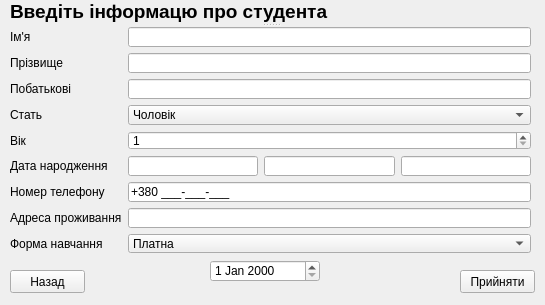
Qt form addstudentform.ui (Shuna322/QtKyrsova) before a commit.
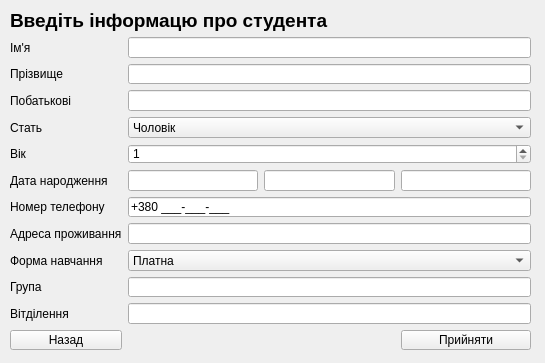
The same form after that commit.

Commit message:
fixed loginmenu, added group and faculted var to student, changet constructors. Functions add student and show table working. Still need to add some fabulos and masks to addform.
OK

Patch:
```diff
--- a/addstudentform.ui
+++ b/addstudentform.ui
@@ -7,50 +7,23 @@
     <x>0</x>
     <y>0</y>
     <width>545</width>
-    <height>305</height>
+    <height>363</height>
    </rect>
   </property>
   <property name="windowTitle">
    <string>Form</string>
   </property>
-  <widget class="QPushButton" name="pushButton">
+  <widget class="QWidget" name="">
    <property name="geometry">
     <rect>
      <x>10</x>
-     <y>270</y>
-     <width>75</width>
-     <height>23</height>
-    </rect>
-   </property>
-   <property name="text">
-    <string>Назад</string>
-   </property>
-  </widget>
-  <widget class="QPushButton" name="pushButton_2">
-   <property name="geometry">
-    <rect>
-     <x>460</x>
-     <y>270</y>
-     <width>75</width>
-     <height>23</height>
-    </rect>
-   </property>
-   <property name="text">
-    <string>Прийняти</string>
-   </property>
-  </widget>
-  <widget class="QSplitter" name="splitter">
-   <property name="geometry">
-    <rect>
-     <x>10</x>
-     <y>0</y>
+     <y>10</y>
      <width>521</width>
-     <height>253</height>
+     <height>340</height>
     </rect>
    </property>
-   <property name="orientation">
-    <enum>Qt::Vertical</enum>
-   </property>
+   <layout class="QGridLayout" name="gridLayout">
+    <item row="0" column="0" colspan="3">
    <widget class="QLabel" name="label_10">
     <property name="font">
      <font>
@@ -63,9 +36,15 @@
      <string>Введіть інформацю про студента</string>
     </property>
    </widget>
-   <widget class="QWidget" name="layoutWidget">
-    <layout class="QGridLayout" name="gridLayout">
-     <item row="0" column="1" colspan="3">
+    </item>
+    <item row="1" column="0">
+     <widget class="QLabel" name="label">
+      <property name="text">
+       <string>Ім'я</string>
+      </property>
+     </widget>
+    </item>
+    <item row="1" column="1" colspan="3">
       <widget class="QLineEdit" name="lineEdit">
        <property name="inputMask">
         <string>AAAAAAAAAAAAAAAAAAAA</string>
@@ -75,14 +54,7 @@
        </property>
       </widget>
      </item>
-     <item row="0" column="0">
-      <widget class="QLabel" name="label">
-       <property name="text">
-        <string>Ім'я</string>
-       </property>
-      </widget>
-     </item>
-     <item row="1" column="0">
+    <item row="2" column="0">
       <widget class="QLabel" name="label_2">
        <property name="text">
         <string>Прізвище</string>
@@ -90,20 +62,34 @@
       </widget>
      </item>
      <item row="2" column="1" colspan="3">
-      <widget class="QLineEdit" name="lineEdit_3">
+     <widget class="QLineEdit" name="lineEdit_2">
        <property name="inputMask">
         <string>AAAAAAAAAAAAAAAAAAAAAAAAA</string>
        </property>
       </widget>
      </item>
      <item row="3" column="0">
+     <widget class="QLabel" name="label_3">
+      <property name="text">
+       <string>Побатькові</string>
+      </property>
+     </widget>
+    </item>
+    <item row="3" column="1" colspan="3">
+     <widget class="QLineEdit" name="lineEdit_3">
+      <property name="inputMask">
+       <string>AAAAAAAAAAAAAAAAAAAAAAAAA</string>
+      </property>
+     </widget>
+    </item>
+    <item row="4" column="0">
       <widget class="QLabel" name="label_4">
        <property name="text">
         <string>Стать</string>
        </property>
       </widget>
      </item>
-     <item row="3" column="1" colspan="3">
+    <item row="4" column="1" colspan="3">
       <widget class="QComboBox" name="comboBox">
        <property name="layoutDirection">
         <enum>Qt::LeftToRight</enum>
@@ -129,48 +115,14 @@
        </item>
       </widget>
      </item>
-     <item row="2" column="0">
-      <widget class="QLabel" name="label_3">
-       <property name="text">
-        <string>Побатькові</string>
-       </property>
-      </widget>
-     </item>
      <item row="5" column="0">
-      <widget class="QLabel" name="label_6">
-       <property name="text">
-        <string>Дата народження</string>
-       </property>
-      </widget>
-     </item>
-     <item row="6" column="0">
-      <widget class="QLabel" name="label_7">
-       <property name="text">
-        <string>Номер телефону</string>
-       </property>
-      </widget>
-     </item>
-     <item row="7" column="1" colspan="3">
-      <widget class="QLineEdit" name="lineEdit_8"/>
-     </item>
-     <item row="5" column="2">
-      <widget class="QLineEdit" name="lineEdit_5"/>
-     </item>
-     <item row="8" column="0">
-      <widget class="QLabel" name="label_9">
-       <property name="text">
-        <string>Форма навчання</string>
-       </property>
-      </widget>
-     </item>
-     <item row="4" column="0">
       <widget class="QLabel" name="label_5">
        <property name="text">
         <string>Вік</string>
        </property>
       </widget>
      </item>
-     <item row="4" column="1" colspan="3">
+    <item row="5" column="1" colspan="3">
       <widget class="QSpinBox" name="spinBox">
        <property name="buttonSymbols">
         <enum>QAbstractSpinBox::UpDownArrows</enum>
@@ -183,20 +135,30 @@
        </property>
       </widget>
      </item>
-     <item row="7" column="0">
-      <widget class="QLabel" name="label_8">
+    <item row="6" column="0">
+     <widget class="QLabel" name="label_6">
        <property name="text">
-        <string>Адреса проживання</string>
+       <string>Дата народження</string>
        </property>
       </widget>
      </item>
-     <item row="5" column="3">
-      <widget class="QLineEdit" name="lineEdit_6"/>
-     </item>
-     <item row="5" column="1">
+    <item row="6" column="1">
       <widget class="QLineEdit" name="lineEdit_4"/>
      </item>
-     <item row="6" column="1" colspan="3">
+    <item row="6" column="2">
+     <widget class="QLineEdit" name="lineEdit_5"/>
+    </item>
+    <item row="6" column="3">
+     <widget class="QLineEdit" name="lineEdit_6"/>
+    </item>
+    <item row="7" column="0">
+     <widget class="QLabel" name="label_7">
+      <property name="text">
+       <string>Номер телефону</string>
+      </property>
+     </widget>
+    </item>
+    <item row="7" column="1" colspan="3">
       <widget class="QLineEdit" name="lineEdit_7">
        <property name="inputMask">
         <string>+38\0 999-999-999;_</string>
@@ -206,7 +168,24 @@
        </property>
       </widget>
      </item>
+    <item row="8" column="0">
+     <widget class="QLabel" name="label_8">
+      <property name="text">
+       <string>Адреса проживання</string>
+      </property>
+     </widget>
+    </item>
      <item row="8" column="1" colspan="3">
+     <widget class="QLineEdit" name="lineEdit_8"/>
+    </item>
+    <item row="9" column="0">
+     <widget class="QLabel" name="label_9">
+      <property name="text">
+       <string>Форма навчання</string>
+      </property>
+     </widget>
+    </item>
+    <item row="9" column="1" colspan="3">
       <widget class="QComboBox" name="comboBox_2">
        <item>
         <property name="text">
@@ -220,25 +199,41 @@
        </item>
       </widget>
      </item>
-     <item row="1" column="1" colspan="3">
-      <widget class="QLineEdit" name="lineEdit_2">
-       <property name="inputMask">
-        <string>AAAAAAAAAAAAAAAAAAAAAAAAA</string>
+    <item row="10" column="0">
+     <widget class="QLabel" name="label_11">
+      <property name="text">
+       <string>Група</string>
+      </property>
+     </widget>
+    </item>
+    <item row="10" column="1" colspan="3">
+     <widget class="QLineEdit" name="lineEdit_9"/>
+    </item>
+    <item row="11" column="0">
+     <widget class="QLabel" name="label_12">
+      <property name="text">
+       <string>Вітділення</string>
+      </property>
+     </widget>
+    </item>
+    <item row="11" column="1" colspan="3">
+     <widget class="QLineEdit" name="lineEdit_10"/>
+    </item>
+    <item row="12" column="0">
+     <widget class="QPushButton" name="pushButton">
+      <property name="text">
+       <string>Назад</string>
+      </property>
+     </widget>
+    </item>
+    <item row="12" column="3">
+     <widget class="QPushButton" name="pushButton_2">
+      <property name="text">
+       <string>Прийняти</string>
        </property>
       </widget>
      </item>
     </layout>
-   </widget>
-  </widget>
-  <widget class="QDateEdit" name="dateEdit">
-   <property name="geometry">
-    <rect>
-     <x>210</x>
-     <y>260</y>
-     <width>110</width>
-     <height>22</height>
-    </rect>
-   </property>
   </widget>
  </widget>
  <resources/>
```
Lines whose indentation alone changed are shown as unchanged. The commit also changes 17 other files.
